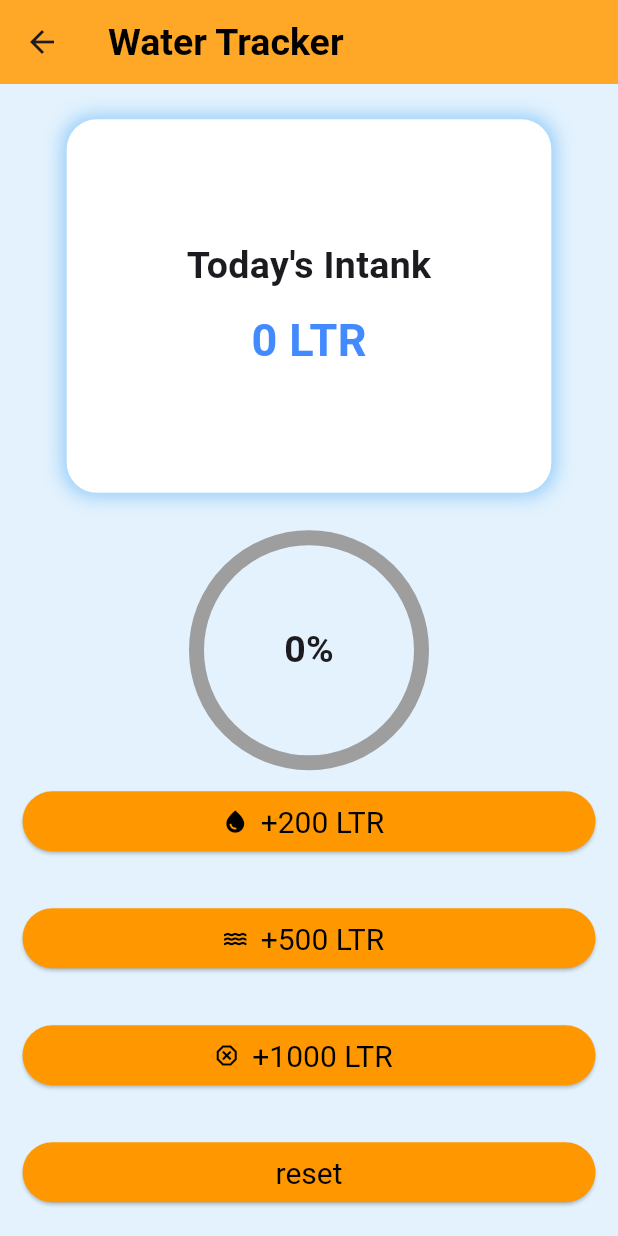
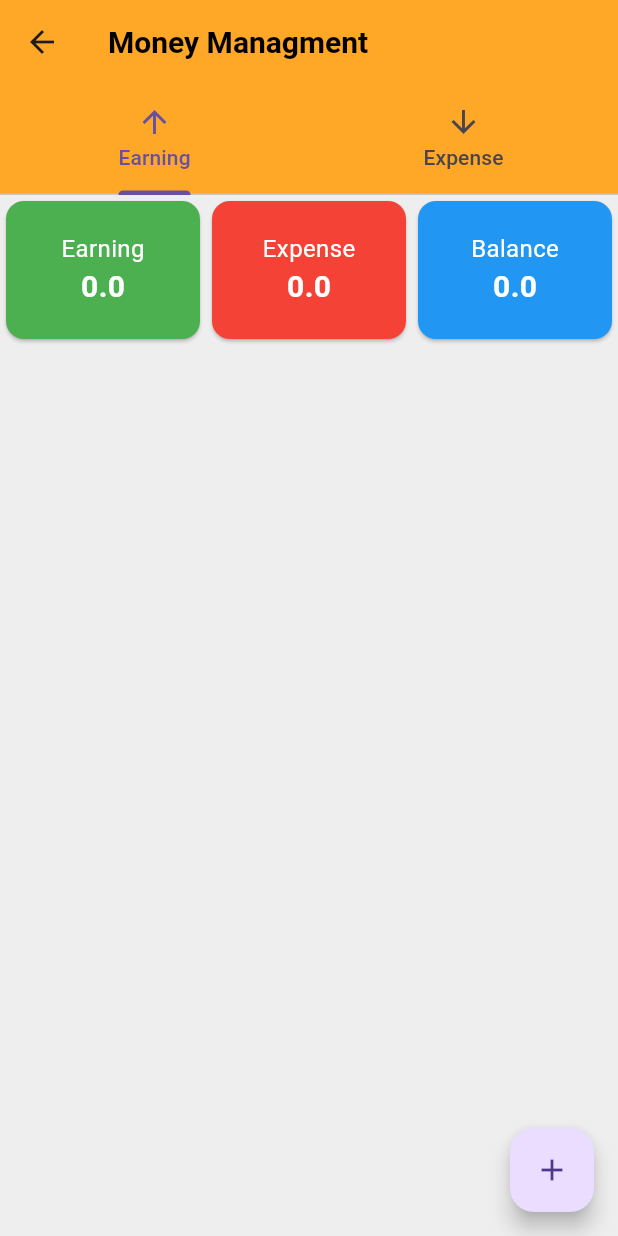
Before and after one commit to Atiqs3404/flutter_practice_windows, a Flutter app: the screen it shows after launch, on a phone screen of 412 x 824 dp. Run offline on Flutter 3.47's test engine with Material 3 defaults, Android fonts, the phone set to English and light mode, and no system bars.

Commit message:
Module 12 Class 1 MoneyManagementApp

```diff
--- a/lib/app.dart
+++ b/lib/app.dart
@@ -3,6 +3,7 @@ import 'package:untitled/class_3.dart';
 import 'package:untitled/home.dart';
 import 'package:untitled/module_11/class_2/calculatorApp.dart';
 import 'package:untitled/module_11/class_1.dart';
+import 'package:untitled/module_12/class_1.dart';
 import 'package:untitled/module_8/class2_listview.dart';
 import 'package:untitled/module_8/class3_stack.dart';
 import 'package:untitled/module_8/module_8_class1.dart';
@@ -30,7 +31,7 @@ class MyApp extends StatelessWidget {
         brightness: Brightness.light,
         primaryColor: Colors.purple,
         primarySwatch: Colors.purple,
-        scaffoldBackgroundColor: Colors.teal .shade400,
+        scaffoldBackgroundColor: Colors.grey.shade200,
         appBarTheme: AppBarTheme(
           color: Colors.orange.shade400,
           titleTextStyle: TextStyle(
@@ -73,7 +74,7 @@ class MyApp extends StatelessWidget {
       ),
 
       // Module 9 Class 3 topics (Navigation)
-      initialRoute: "/waterTrackerApp",
+      initialRoute: "/moneyManagementApp",
       routes: {
         "/": (context) => Module11Class1(),
         "/travelUI" : (context) => TravelUi(),
@@ -83,6 +84,7 @@ class MyApp extends StatelessWidget {
         "/ownWidget" : (context) => OwnwidgetApplied(),
         "/calculatorApp" : (context) => Calculatorapp(),
         "/waterTrackerApp": (context) => WaterTrackerApp(),
+        "/moneyManagementApp": (context) => MoneyManagment(),
       },
 
       // home: Module9Class3(),
--- /dev/null
+++ b/lib/module_12/class_1.dart
@@ -0,0 +1,247 @@
+import 'package:flutter/material.dart';
+
+class MoneyManagment extends StatefulWidget {
+  const MoneyManagment({super.key});
+
+  @override
+  State<MoneyManagment> createState() => _MoneyManagmentState();
+}
+
+class _MoneyManagmentState extends State<MoneyManagment>
+    with SingleTickerProviderStateMixin {
+  late TabController _tabController;
+
+  List<Map<String, dynamic>> _expense = [];
+  List<Map<String, dynamic>> _earning = [];
+
+  double get totalExpense =>
+      _expense.fold(0, (sum, item) => sum + item['amount']);
+  double get totalEarning =>
+      _earning.fold(0, (sum, item) => sum + item['amount']);
+  double get balance => totalEarning - totalExpense;
+
+  void _addEntry(String title, double amount, DateTime date, bool isEarning) {
+    setState(() {
+      if (isEarning) {
+        _earning.add({
+          "title": title,
+          "amount": amount,
+          "date": date,
+        });
+      } else {
+        _expense.add({
+          "title": title,
+          "amount": amount,
+          "date": date,
+        });
+      }
+    });
+  }
+
+  @override
+  void initState() {
+    // TODO: implement initState
+    super.initState();
+    _tabController = TabController(length: 2, vsync: this);
+  }
+
+  void _showFABOptions(BuildContext context) {
+    showModalBottomSheet(
+        context: context,
+        builder: (context) {
+          return Padding(
+            padding: const EdgeInsets.all(20.0),
+            child: Row(
+              mainAxisAlignment: MainAxisAlignment.spaceEvenly,
+              children: [
+                ElevatedButton(
+                    style:
+                        ElevatedButton.styleFrom(backgroundColor: Colors.green),
+                    onPressed: () {
+                      Navigator.pop(context);
+                      _showForm(isEarning: true);
+                    },
+                    child: Text('Add Earning')),
+                ElevatedButton(
+                    style:
+                        ElevatedButton.styleFrom(backgroundColor: Colors.red),
+                    onPressed: () {
+                      Navigator.pop(context);
+                      _showForm(isEarning: false);
+                    },
+                    child: Text('Add Expense')),
+              ],
+            ),
+          );
+        });
+  }
+
+  void _showForm({required bool isEarning}) {
+    TextEditingController titleController = TextEditingController();
+    TextEditingController amountController = TextEditingController();
+    DateTime entryDate = DateTime.now();
+
+    showModalBottomSheet(
+        context: context,
+        builder: (context) {
+          return Padding(
+            padding: const EdgeInsets.all(16.0),
+            child: Column(
+              children: [
+                Text(
+                  isEarning ? 'Add Earning' : 'Add Expense',
+                  style: TextStyle(fontSize: 20, fontWeight: FontWeight.bold),
+                ),
+                SizedBox(
+                  height: 10,
+                ),
+                TextField(
+                  controller: titleController,
+                  decoration: InputDecoration(
+                    labelText: 'Title',
+                    border: OutlineInputBorder(),
+                  ),
+                ),
+                SizedBox(
+                  height: 10,
+                ),
+                TextField(
+                  controller: amountController,
+                  keyboardType: TextInputType.number,
+                  decoration: InputDecoration(
+                    labelText: 'Amount',
+                    border: OutlineInputBorder(),
+                  ),
+                ),
+                SizedBox(
+                  height: 10,
+                ),
+                SizedBox(
+                  width: double.infinity,
+                  child: ElevatedButton(
+                      style: ElevatedButton.styleFrom(
+                        backgroundColor: isEarning ? Colors.green : Colors.red,
+                      ),
+                      onPressed: () {
+                        if (titleController.text.isNotEmpty &&
+                            amountController.text.isNotEmpty) {
+                          _addEntry(
+                              titleController.text,
+                              double.parse(amountController.text),
+                              entryDate,
+                              isEarning);
+                          Navigator.pop(context);
+                        }
+                      },
+                      child: Text(
+                        isEarning ? 'Add Earning' : 'Add Expense',
+                        style: TextStyle(fontSize: 16),
+                      )),
+                )
+              ],
+            ),
+          );
+        });
+  }
+
+  @override
+  Widget build(BuildContext context) {
+    return Scaffold(
+      appBar: AppBar(
+        title: Text(
+          'Money Managment',
+          style: TextStyle(fontSize: 20, fontWeight: FontWeight.bold),
+        ),
+        bottom: TabBar(
+          controller: _tabController,
+          tabs: [
+            Tab(text: 'Earning', icon: Icon(Icons.arrow_upward)),
+            Tab(text: 'Expense', icon: Icon(Icons.arrow_downward)),
+          ],
+        ),
+      ),
+      body: Column(
+        children: [
+          Row(
+            children: [
+              _buildSummaryCard(
+                  title: 'Earning', value: totalEarning, color: Colors.green),
+              _buildSummaryCard(
+                  title: 'Expense', value: totalExpense, color: Colors.red),
+              _buildSummaryCard(
+                  title: 'Balance', value: balance, color: Colors.blue),
+            ],
+          ),
+          SizedBox(
+            height: 10,
+          ),
+          Expanded(
+            child: TabBarView(controller: _tabController, children: [
+              _buildList(_earning, Colors.green, true),
+              _buildList(_expense, Colors.red, false)
+            ]),
+          )
+        ],
+      ),
+      floatingActionButton: FloatingActionButton(
+        onPressed: () => _showFABOptions(context),
+        child: Icon(Icons.add),
+      ),
+    );
+  }
+}
+
+Widget _buildSummaryCard({
+  required String title,
+  required double value,
+  required Color color,
+}) {
+  return Expanded(
+    child: Card(
+      color: color,
+      child: Padding(
+        padding: const EdgeInsets.all(20.0),
+        child: Column(
+          children: [
+            Text(
+              title,
+              style: TextStyle(fontSize: 16, color: Colors.white),
+            ),
+            Text(
+              value.toString(),
+              style: TextStyle(
+                  fontSize: 20,
+                  fontWeight: FontWeight.bold,
+                  color: Colors.white),
+            ),
+          ],
+        ),
+      ),
+    ),
+  );
+}
+
+Widget _buildList(
+    List<Map<String, dynamic>> items, Color color, bool isEarning) {
+  return ListView.builder(
+      itemCount: items.length,
+      itemBuilder: (context, index) {
+        return Card(
+          child: ListTile(
+            leading: CircleAvatar(
+              backgroundColor: color.withOpacity(0.2),
+              child: Icon(
+                isEarning ? Icons.arrow_upward : Icons.arrow_downward,
+                color: color,
+              ),
+            ),
+            title: Text(items[index]['title']),
+            subtitle: Text(items[index]['date'].toString()),
+            trailing: Text(
+              '৳ ${items[index]['amount']}',
+              style: TextStyle(color: color, fontWeight: FontWeight.bold),
+            ),
+          ),
+        );
+      });
+}
```
